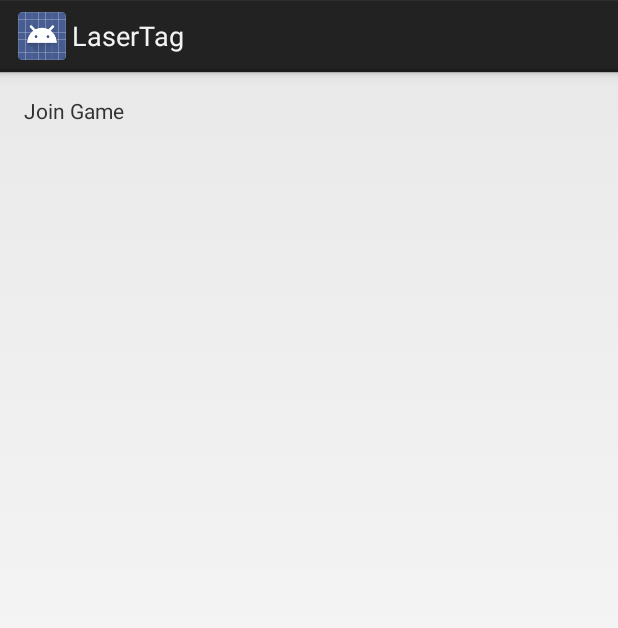
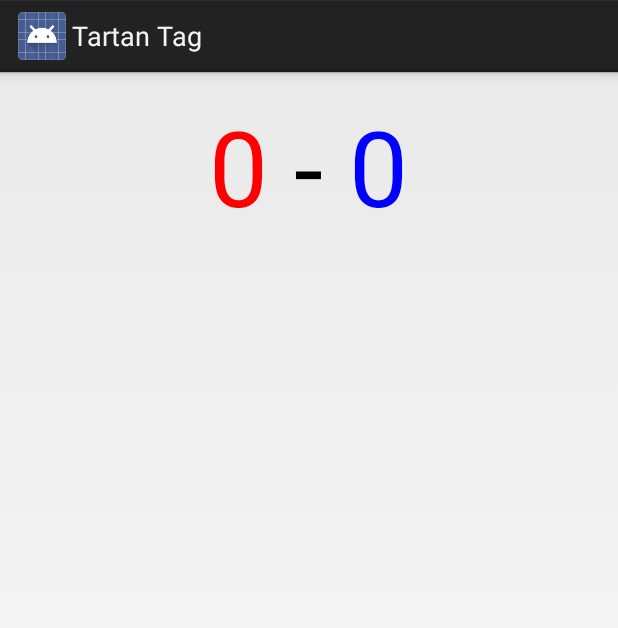
Before and after one commit to EpicVS/HackCMU2015, an Android app: the fragment GameFragment shown on its own in the app's theme, on a phone screen of 412 x 824 dp. Shown: the top 628 px of the screen. Run offline under Robolectric (Android 15) with nearby library versions, the phone set to English and light mode, and no system bars; libraries missing offline, so code that uses them is left out: com.mirasense.scanditsdk; 3 statements that could not run were skipped.

Commit message:
added stuff

```diff
--- a/app/src/main/java/hackcmu/lasertag/GameFragment.java
+++ b/app/src/main/java/hackcmu/lasertag/GameFragment.java
@@ -5,7 +5,11 @@ package hackcmu.lasertag;
 import android.app.Fragment;
 import android.content.Context;
 import android.os.Bundle;
+        import android.view.LayoutInflater;
+        import android.view.View;
+        import android.view.ViewGroup;
         import android.widget.FrameLayout;
+import android.widget.TextView;
 import android.widget.Toast;
 
 import com.google.android.gms.vision.CameraSource;
@@ -17,33 +21,65 @@ import java.util.List;
 import static java.lang.System.loadLibrary;
 
 
-/**
- * Created by Nick on 9/26/2015.
- */
 public class GameFragment extends Fragment {
 
     static {
         loadLibrary("scanditsdk-android-4.8.1");
     }
     private CameraSource mSource;
+
+    private TextView redScore, blueScore;
+
     @Override
     public void onCreate(Bundle savedInstanceState) {
         super.onCreate(savedInstanceState);
+
+    }
+
+    public static GameFragment newInstance() {
+        GameFragment fragment = new GameFragment();
+
+        return fragment;
+    }
+
+    public GameFragment() {
+        // Required empty public constructor
+    }
+
+    @Override
+    public View onCreateView(LayoutInflater inflater, ViewGroup container,
+                             Bundle savedInstanceState) {
+        // Inflate the layout for this fragment
         ScanditView scanditView = new ScanditView(this.getActivity()) { //TODO: CHANGE
             public void onScan(ScanditSDKScanSession scanditSDKScanSession, Activity a) {
                 List<ScanditSDKCode> codes = scanditSDKScanSession.getAllCodes();
                 if (codes.size() > 0) {
                     Context context = a.getApplicationContext();
                     ScanditSDKCode code = codes.get(0);
-                        Toast toast = Toast.makeText(context, "You have shot " + code.getData() + "!", Toast.LENGTH_SHORT);
-                        toast.show();
+                    onShoot(code.getData());
+
                     this.pauseScanning();
                 }
             }
         };
-            getActivity().setContentView(R.layout.activity_join_game); //TODO: CHANGE
-            FrameLayout frameLayout = (FrameLayout) getActivity().findViewById(R.id.placeholder); //TODO: CHANGE
-            frameLayout.addView(scanditView);
+        ((FrameLayout) getActivity().findViewById(R.id.placeholder)).addView(scanditView);
+
+        redScore = (TextView) getActivity().findViewById(R.id.red_team_score);
+        blueScore= (TextView) getActivity().findViewById(R.id.blue_team_score);
+
+        return inflater.inflate(R.layout.fragment_game, container, false);
+    }
+
+    public void updateScore(int red, int blue) {
+        redScore.setText(red+"");
+        blueScore.setText(blue+"");
+    }
+
+    public void onShoot(String barcode){
+        Toast toast = Toast.makeText(getActivity().getApplicationContext(),
+                "You have shot " + barcode + "!", Toast.LENGTH_SHORT);
+        toast.show();
+        // TODO: implement this
     }
 
 
--- a/app/src/main/res/layout/fragment_game.xml
+++ b/app/src/main/res/layout/fragment_game.xml
@@ -1,9 +1,51 @@
 <?xml version="1.0"?>
 
-   <LinearLayout tools:context="hackcmu.lasertag.JoinGameActivity" android:orientation="vertical" android:paddingBottom="@dimen/activity_vertical_margin" android:paddingTop="@dimen/activity_vertical_margin" android:paddingRight="@dimen/activity_horizontal_margin" android:paddingLeft="@dimen/activity_horizontal_margin" android:layout_height="match_parent" android:layout_width="match_parent" xmlns:tools="http://schemas.android.com/tools" xmlns:android="http://schemas.android.com/apk/res/android">
+   <LinearLayout tools:context="hackcmu.lasertag.GameFragment"
+    android:orientation="vertical"
+    android:paddingBottom="@dimen/activity_vertical_margin"
+    android:paddingTop="@dimen/activity_vertical_margin"
+    android:paddingRight="@dimen/activity_horizontal_margin"
+    android:paddingLeft="@dimen/activity_horizontal_margin"
+    android:layout_height="match_parent"
+    android:layout_width="match_parent"
+    xmlns:tools="http://schemas.android.com/tools"
+    xmlns:android="http://schemas.android.com/apk/res/android">
 
-    <TextView android:layout_height="wrap_content" android:layout_width="fill_parent" android:text="Text"/>
+    <LinearLayout
+        android:id="@+id/score_layout"
+        android:layout_width="wrap_content"
+        android:layout_height="wrap_content"
+        android:layout_gravity="center"
+        android:orientation="horizontal">
 
-    <FrameLayout android:layout_height="fill_parent" android:layout_width="fill_parent" android:id="@+id/placeholder"/>
+        <TextView android:id="@+id/red_team_score"
+            android:layout_height="wrap_content"
+            android:layout_width="wrap_content"
+            android:layout_gravity="center_horizontal"
+            android:textColor="#FF0000"
+            android:textSize="70sp"
+            android:text="0"/>
+
+        <TextView
+            android:layout_height="wrap_content"
+            android:layout_width="wrap_content"
+            android:textColor="#000000"
+            android:textSize="70sp"
+            android:text=" - "/>
+
+        <TextView android:id="@+id/blue_team_score"
+            android:layout_height="wrap_content"
+            android:layout_width="wrap_content"
+            android:layout_gravity="center"
+            android:textColor="#0000FF"
+            android:textSize="70sp"
+            android:text="0"/>
+
+    </LinearLayout>
+
+
+    <FrameLayout android:layout_height="fill_parent"
+        android:layout_width="fill_parent"
+        android:id="@+id/placeholder"/>
 
 </LinearLayout>
--- a/app/src/main/res/values/strings.xml
+++ b/app/src/main/res/values/strings.xml
@@ -1,5 +1,5 @@
 <resources>
-    <string name="app_name">LaserTag</string>
+    <string name="app_name">Tartan Tag</string>
 
     <string name="title_section1">Section 1</string>
     <string name="title_section2">Section 2</string>
@@ -11,10 +11,10 @@
     <string name="action_example">Example action</string>
 
     <string name="action_settings">Settings</string>
-    <string name="title_activity_host_game">Host Game</string>
+    <string name="title_activity_host_game">Tartan Tag</string>
 
     <string name="hello_world">Hello world!</string>
-    <string name="title_activity_join_game">Join Game</string>
+    <string name="title_activity_join_game">Tartan Tag</string>
     <string name="title_activity_how_to_play">How to Play</string>
 
 
```
Also changed, not shown: app/src/main/java/hackcmu/lasertag/AvailableGamesFragment.java (+52 -55 lines), app/src/main/res/layout/fragment_available_games.xml (+11 -5 lines). Lines whose indentation alone changed are shown as unchanged.
